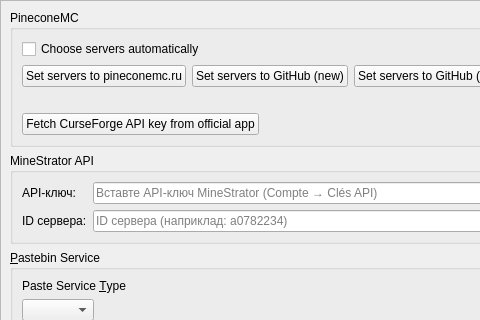
Qt form launcher/ui/pages/global/APIPage.ui (vekstr3-a11y/Velix-Launcher) before a commit; both pictures show x 0 to 480 and y 0 to 320 of the 841 by 620 pixel window.
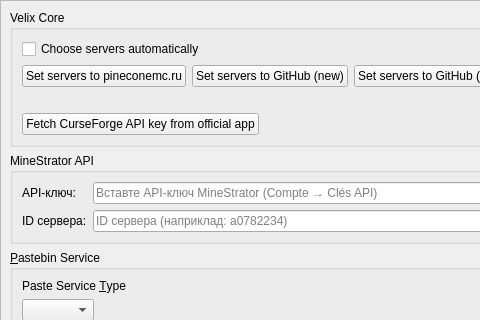
The same form after that commit.

Commit message: feat(branding): complete rebranding to Velix Launcher, update icons, fix MineStrator instant start, add translations and theme adaptation

Diff of the .ui file:
```diff
--- a/launcher/ui/pages/global/APIPage.ui
+++ b/launcher/ui/pages/global/APIPage.ui
@@ -41,7 +41,7 @@
        <item>
         <widget class="QGroupBox" name="groupBox_pinecone">
          <property name="title">
-          <string>PineconeMC</string>
+          <string>Velix Core</string>
          </property>
          <layout class="QVBoxLayout" name="verticalLayout_9">
           <item>
```
The commit also changes 26 other files.
